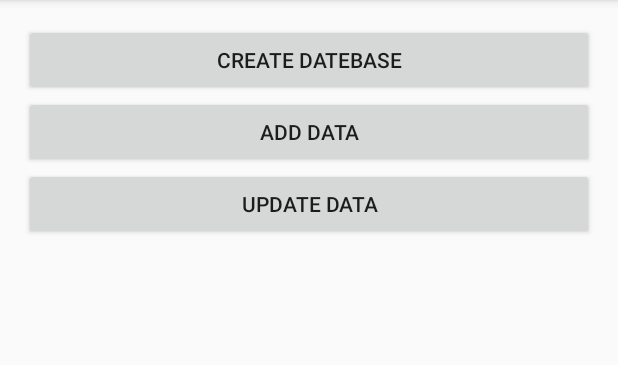
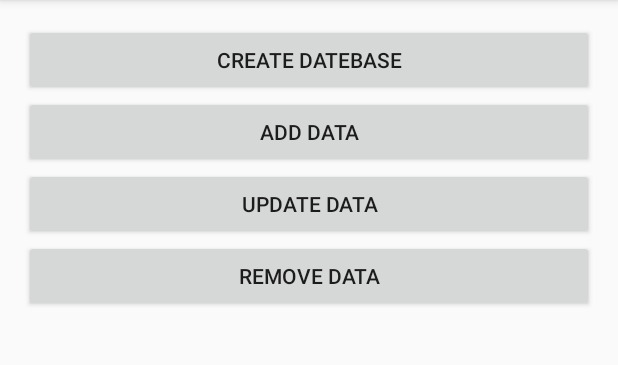
Before and after one commit to taojt/DatabaseTest, an Android app: the screen it shows after launch (MainActivity), on a phone screen of 412 x 824 dp, the part 84-449 px from its top. Run offline under Robolectric (Android 15) with nearby library versions, the phone set to English and light mode, and no system bars.

```diff
--- a/app/src/main/java/com/taojt/databasetest/MainActivity.java
+++ b/app/src/main/java/com/taojt/databasetest/MainActivity.java
@@ -11,6 +11,7 @@ public class MainActivity extends AppCompatActivity {
     private Button create_db;
     private Button add_data;
     private Button update_data;
+    private Button remove_data;
     private MyDatabaseHelper dbHelper;
 
     @Override
@@ -21,6 +22,7 @@ public class MainActivity extends AppCompatActivity {
         create_db = (Button) findViewById(R.id.create_database);
         add_data = (Button) findViewById(R.id.add_data);
         update_data = (Button) findViewById(R.id.update_data);
+        remove_data = (Button) findViewById(R.id.remove_data);
         create_db.setOnClickListener(new View.OnClickListener() {
             @Override
             public void onClick(View view) {
@@ -56,5 +58,12 @@ public class MainActivity extends AppCompatActivity {
 
             }
         });
+        remove_data.setOnClickListener(new View.OnClickListener() {
+            @Override
+            public void onClick(View view) {
+                SQLiteDatabase db = dbHelper.getWritableDatabase();
+                db.delete("Book", "pages > ?",new String[]{"520"});
+            }
+        });
     }
 }
--- a/app/src/main/res/layout/activity_main.xml
+++ b/app/src/main/res/layout/activity_main.xml
@@ -24,5 +24,10 @@
         android:layout_width="match_parent"
         android:layout_height="wrap_content"
         android:text="update data"/>
+    <Button
+        android:id="@+id/remove_data"
+        android:layout_width="match_parent"
+        android:layout_height="wrap_content"
+        android:text="Remove data"/>
 
 </LinearLayout>
```
